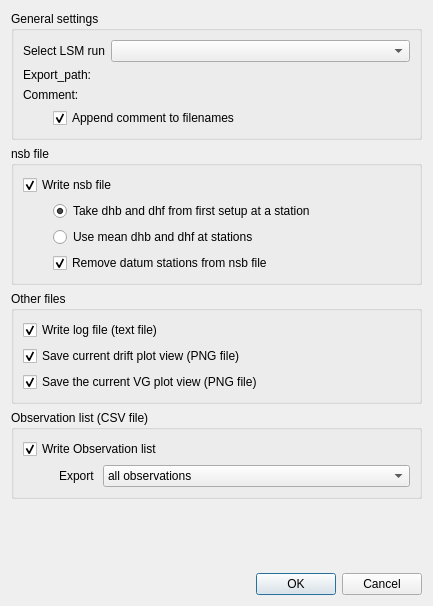
The window that gravtools/gui/dialog_export_results.ui (ahellers/GravTools) describes before a commit, drawn with Qt 5.
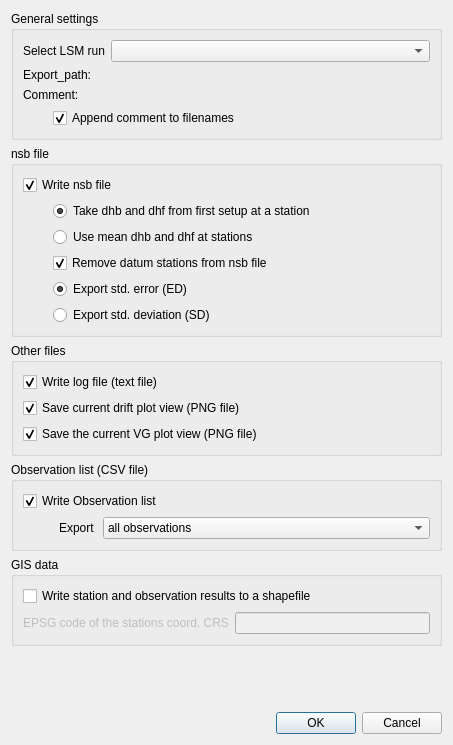
The same window after the commit.

Commit message: Changed GUI to implement advanced station plotting features and GIS data export. Several minor bug fixes.

Patch:
```diff
--- a/gravtools/gui/dialog_export_results.ui
+++ b/gravtools/gui/dialog_export_results.ui
@@ -6,8 +6,8 @@
    <rect>
     <x>0</x>
     <y>0</y>
-    <width>433</width>
-    <height>606</height>
+    <width>453</width>
+    <height>745</height>
    </rect>
   </property>
   <property name="windowTitle">
@@ -195,6 +195,35 @@
             </property>
            </widget>
           </item>
+          <item row="4" column="0">
+           <widget class="QRadioButton" name="radioButton_2">
+            <property name="toolTip">
+             <string>&lt;html&gt;&lt;head/&gt;&lt;body&gt;&lt;p&gt;Export the standard deviations (SD) of the gravity estimates.&lt;/p&gt;&lt;/body&gt;&lt;/html&gt;</string>
+            </property>
+            <property name="text">
+             <string>Export std. deviation (SD)</string>
+            </property>
+            <attribute name="buttonGroup">
+             <string notr="true">buttonGroup_sd_se</string>
+            </attribute>
+           </widget>
+          </item>
+          <item row="3" column="0">
+           <widget class="QRadioButton" name="radioButton">
+            <property name="toolTip">
+             <string>&lt;html&gt;&lt;head/&gt;&lt;body&gt;&lt;p&gt;Export the standard errors (SE) of the gravity estimates.&lt;/p&gt;&lt;/body&gt;&lt;/html&gt;</string>
+            </property>
+            <property name="text">
+             <string>Export std. error (ED)</string>
+            </property>
+            <property name="checked">
+             <bool>true</bool>
+            </property>
+            <attribute name="buttonGroup">
+             <string notr="true">buttonGroup_sd_se</string>
+            </attribute>
+           </widget>
+          </item>
          </layout>
         </item>
        </layout>
@@ -334,6 +363,52 @@
      </layout>
     </widget>
    </item>
+   <item>
+    <widget class="QGroupBox" name="groupBox_gis">
+     <property name="title">
+      <string>GIS data</string>
+     </property>
+     <layout class="QVBoxLayout" name="verticalLayout_6">
+      <item>
+       <widget class="QCheckBox" name="checkBox_gis_write_shapefile">
+        <property name="toolTip">
+         <string>&lt;html&gt;&lt;head/&gt;&lt;body&gt;&lt;p&gt;Write the stations and observation results to an ESRI shapefile (content of the tabs observation and station results table). The coordinate reference system (crs) of the station coordinates has to be specified by an EPSG code!&lt;/p&gt;&lt;/body&gt;&lt;/html&gt;</string>
+        </property>
+        <property name="text">
+         <string>Write station and observation results to a shapefile</string>
+        </property>
+       </widget>
+      </item>
+      <item>
+       <layout class="QFormLayout" name="formLayout_4">
+        <item row="0" column="0">
+         <widget class="QLabel" name="label_epsg_code">
+          <property name="enabled">
+           <bool>false</bool>
+          </property>
+          <property name="toolTip">
+           <string>&lt;html&gt;&lt;head/&gt;&lt;body&gt;&lt;p&gt;EPSG code that specifies the coordinate reference system (CRS) of the station coordinates declared in the input stations file.&lt;/p&gt;&lt;/body&gt;&lt;/html&gt;</string>
+          </property>
+          <property name="text">
+           <string>EPSG code of the stations coord. CRS</string>
+          </property>
+         </widget>
+        </item>
+        <item row="0" column="1">
+         <widget class="QLineEdit" name="lineEdit_epsg_code">
+          <property name="enabled">
+           <bool>false</bool>
+          </property>
+          <property name="toolTip">
+           <string>&lt;html&gt;&lt;head/&gt;&lt;body&gt;&lt;p&gt;EPSG code that specifies the coordinate reference system (CRS) of the station coordinates declared in the input stations file.&lt;/p&gt;&lt;/body&gt;&lt;/html&gt;</string>
+          </property>
+         </widget>
+        </item>
+       </layout>
+      </item>
+     </layout>
+    </widget>
+   </item>
    <item>
     <spacer name="verticalSpacer">
      <property name="orientation">
```
Left out of the diff: 41 changed lines with no effect on the pictures. The commit also changes 17 other files.
